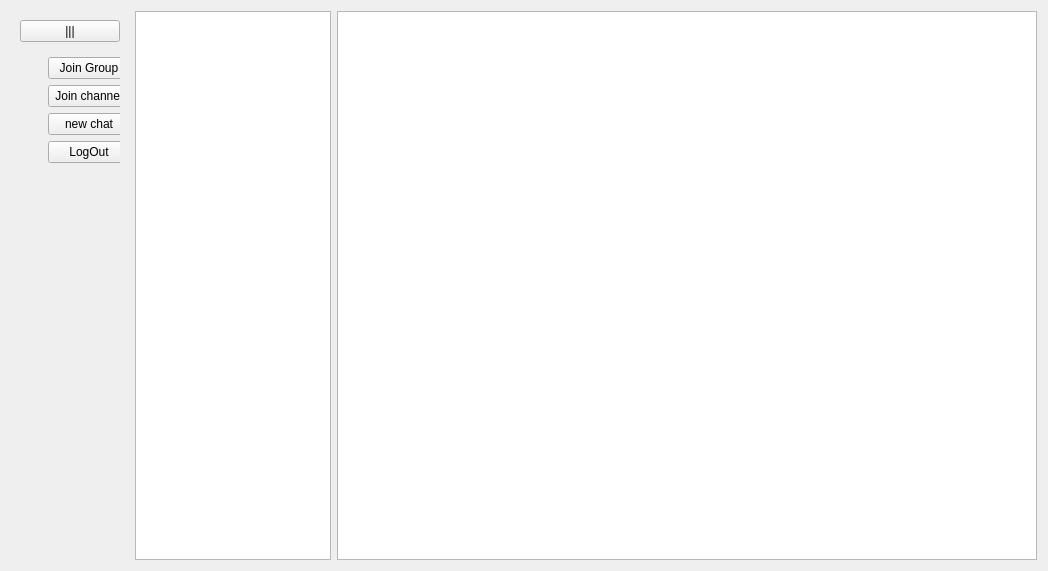
Above: loggedinpage.ui from Kebabist/Messenger_C--_1 before the change. Below: the same form after it.
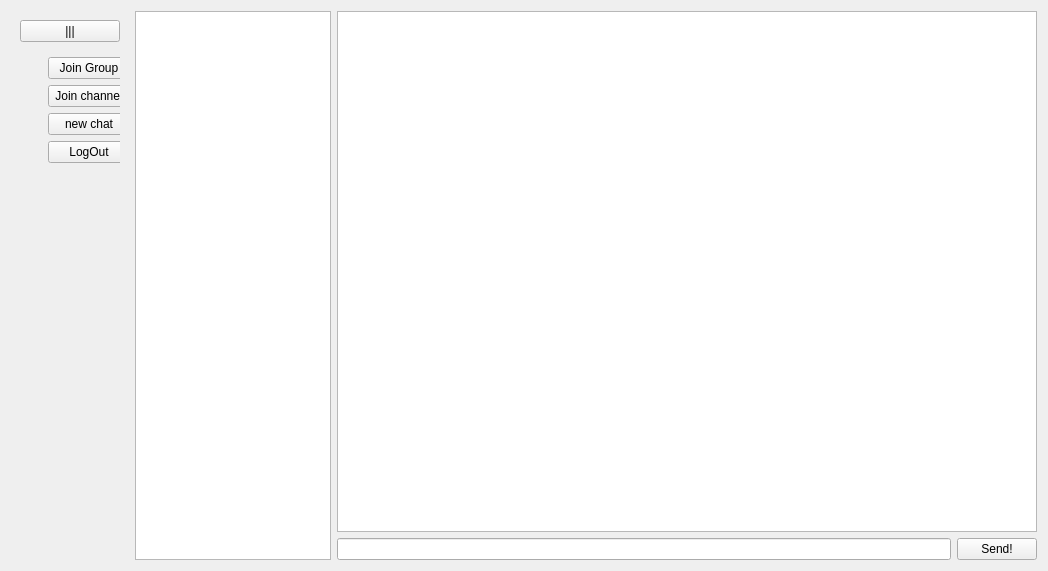
That is the form after the change.

What changed in the file:
```diff
--- a/loggedinpage.ui
+++ b/loggedinpage.ui
@@ -13,8 +13,8 @@
   <property name="windowTitle">
    <string>Form</string>
   </property>
-  <layout class="QHBoxLayout" name="horizontalLayout">
-   <item>
+  <layout class="QGridLayout" name="gridLayout">
+   <item row="0" column="0">
     <widget class="QWidget" name="widget" native="true">
      <layout class="QVBoxLayout" name="verticalLayout">
       <item alignment="Qt::AlignTop">
@@ -137,10 +137,24 @@
      </layout>
     </widget>
    </item>
-   <item>
+   <item row="1" column="3">
+    <widget class="QLineEdit" name="sendmessageLE">
+     <property name="text">
+      <string/>
+     </property>
+    </widget>
+   </item>
+   <item row="0" column="1" rowspan="2">
     <widget class="QListWidget" name="allchats"/>
    </item>
-   <item>
+   <item row="1" column="4">
+    <widget class="QPushButton" name="sendmessagebutton">
+     <property name="text">
+      <string>Send!</string>
+     </property>
+    </widget>
+   </item>
+   <item row="0" column="3" colspan="2">
     <widget class="QPlainTextEdit" name="messages">
      <property name="minimumSize">
       <size>
```
Left out of the diff: 6 changed lines with no effect on the pictures.
